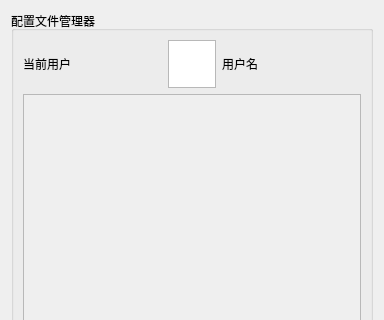
This is src/yuzu/configuration/configure_profile_manager.ui in formylover/yuzu-early-access as Qt 5 draws it before an edit; both pictures show x 0 to 384 and y 0 to 320 of the 384 by 483 pixel window. The edited form follows.
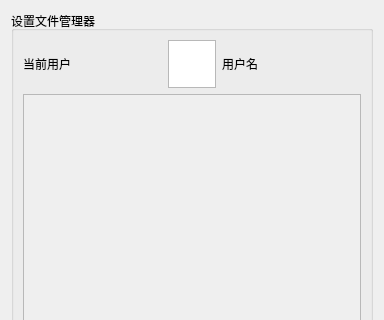
This is the edited form.

```diff
--- a/src/yuzu/configuration/configure_profile_manager.ui
+++ b/src/yuzu/configuration/configure_profile_manager.ui
@@ -19,7 +19,7 @@
      <item>
       <widget class="QGroupBox" name="gridGroupBox">
        <property name="title">
-        <string>配置文件管理器</string>
+        <string>设置文件管理器</string>
        </property>
        <layout class="QGridLayout" name="gridLayout_2">
         <property name="sizeConstraint">
```
